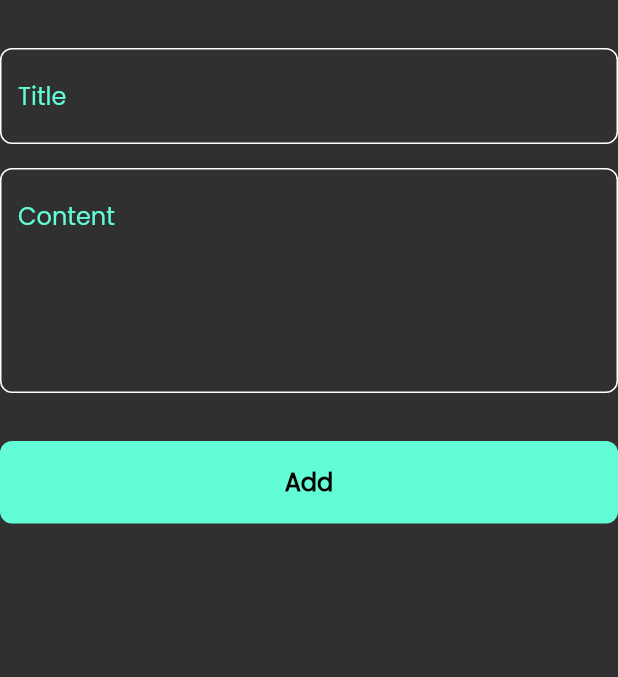
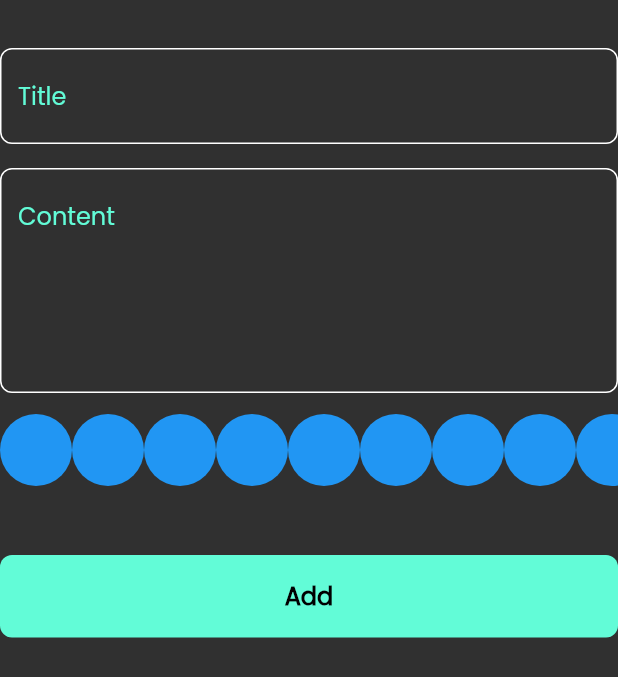
Before and after one commit to Fnmghaithi/notes_app, a Flutter app: the AddNoteForm widget shown alone on an empty page, opened directly, on a phone screen of 412 x 824 dp. Shown: the top 677 px of the screen. Run offline on Flutter 3.47's test engine with Material 2 defaults, Android fonts, the phone set to English and light mode, and no system bars; our stand-ins replace bloc, flutter_bloc, font_awesome_flutter, hive, hive_flutter, modal_progress_hud_nsn; accounts and stored records are empty.

Commit message:
create colors list view part 1

```diff
--- a/lib/views/widgets/add_note_form.dart
+++ b/lib/views/widgets/add_note_form.dart
@@ -3,6 +3,7 @@ import 'package:flutter_bloc/flutter_bloc.dart';
 import 'package:intl/intl.dart';
 import 'package:notes_app/cubits/add_note_cubit/add_note_cubit.dart';
 import 'package:notes_app/models/note.dart';
+import 'package:notes_app/views/widgets/colors_list_view.dart';
 import 'package:notes_app/views/widgets/custom_button.dart';
 import 'package:notes_app/views/widgets/custom_text_field.dart';
 
@@ -43,7 +44,7 @@ class _AddNoteFormState extends State<AddNoteForm> {
               subtitle = value;
             },
           ),
-          // Spacer(),
+          const ColorsListView(),
           const SizedBox(height: 32.0),
           BlocBuilder<AddNoteCubit, AddNoteState>(
             builder: (context, state) {
--- /dev/null
+++ b/lib/views/widgets/colors_list_view.dart
@@ -0,0 +1,29 @@
+import 'package:flutter/material.dart';
+
+class ColorItem extends StatelessWidget {
+  const ColorItem({super.key});
+
+  @override
+  Widget build(BuildContext context) {
+    return const CircleAvatar(
+      backgroundColor: Colors.blue,
+      radius: 24,
+    );
+  }
+}
+
+class ColorsListView extends StatelessWidget {
+  const ColorsListView({super.key});
+
+  @override
+  Widget build(BuildContext context) {
+    return SizedBox(
+      height: 38 * 2,
+      child: ListView.builder(
+        scrollDirection: Axis.horizontal,
+        itemCount: 10,
+        itemBuilder: ((context, index) => const ColorItem()),
+      ),
+    );
+  }
+}
```
